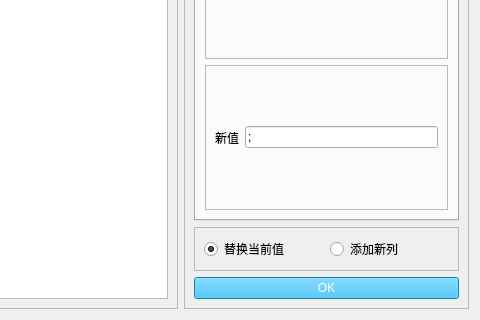
Qt form SciTools/uipopup/uipy/replace_column.ui (xihuyu20000/learn-python) before a commit; both pictures show x 119 to 599 and y 143 to 463 of the 599 by 463 pixel window.
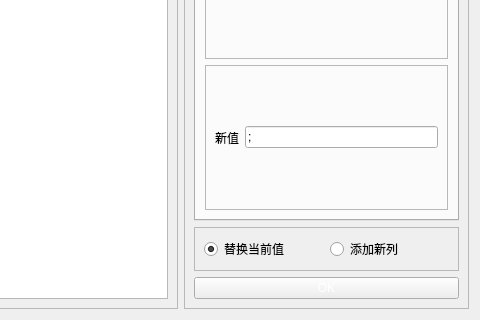
The same form after that commit.

The edit to the form file:
```diff
--- a/SciTools/uipopup/uipy/replace_column.ui
+++ b/SciTools/uipopup/uipy/replace_column.ui
@@ -211,7 +211,9 @@
       <item>
        <widget class="QPushButton" name="ok_button">
         <property name="styleSheet">
-         <string notr="true">color: rgb(255, 255, 255); background-color: rgb(28, 177, 245);</string>
+                                    <string notr="true">color: rgb(255, 255, 255); background-color: rgb(28, 177,
+                                        245);
+                                    </string>
         </property>
         <property name="text">
          <string>OK</string>
```
Lines whose indentation alone changed are shown as unchanged.
